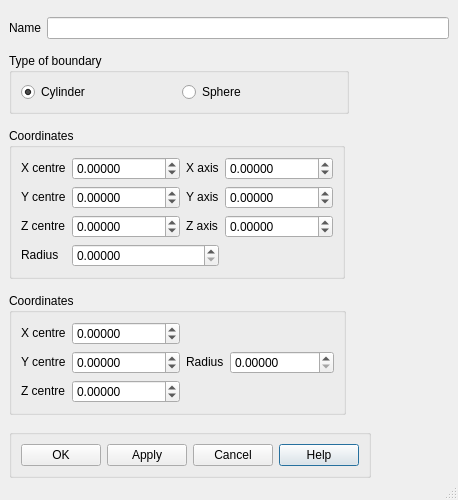
Above: src/HOMARDGUI/CreateBoundaryAn.ui from jschueller/homard before the change. Below: the same form after it.
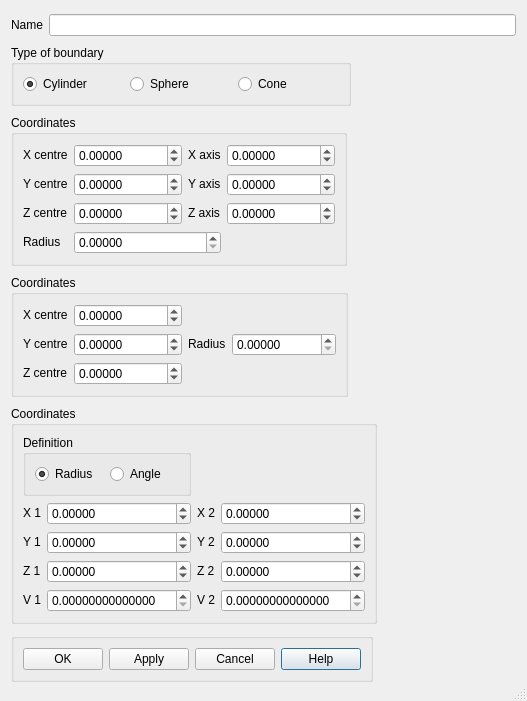
That is the form after the change. Icons and pictures are not drawn.

What changed in the file:
```diff
--- a/src/HOMARDGUI/CreateBoundaryAn.ui
+++ b/src/HOMARDGUI/CreateBoundaryAn.ui
@@ -1,12 +1,12 @@
 <ui version="4.0" >
  <class>CreateBoundaryAn</class>
- <widget class="QDialog" name="CreateBoundaryAn" >
-  <property name="geometry" >
+ <widget class="QDialog" name="CreateBoundaryAn">
+  <property name="geometry">
    <rect>
     <x>0</x>
     <y>0</y>
-    <width>458</width>
-    <height>500</height>
+    <width>527</width>
+    <height>701</height>
    </rect>
   </property>
   <property name="windowTitle" >
@@ -18,84 +18,25 @@
   <property name="sizeGripEnabled" >
    <bool>true</bool>
   </property>
-  <layout class="QGridLayout" >
-   <property name="margin" >
-    <number>9</number>
-   </property>
-   <property name="spacing" >
-    <number>6</number>
-   </property>
-   <item row="4" column="0" colspan="2" >
-    <widget class="QGroupBox" name="GBButtons" >
-     <property name="sizePolicy" >
-      <sizepolicy>
-       <hsizetype>0</hsizetype>
-       <vsizetype>0</vsizetype>
-       <horstretch>0</horstretch>
-       <verstretch>0</verstretch>
-      </sizepolicy>
-     </property>
-     <property name="title" >
-      <string/>
-     </property>
-     <layout class="QGridLayout" >
-      <property name="margin" >
-       <number>9</number>
-      </property>
-      <property name="spacing" >
-       <number>6</number>
-      </property>
-      <item row="0" column="3" >
-       <widget class="QPushButton" name="buttonHelp" >
-        <property name="text" >
-         <string>Help</string>
-        </property>
-       </widget>
-      </item>
-      <item row="0" column="2" >
-       <widget class="QPushButton" name="buttonCancel" >
-        <property name="text" >
-         <string>Cancel</string>
-        </property>
-       </widget>
-      </item>
-      <item row="0" column="1" >
-       <widget class="QPushButton" name="buttonApply" >
-        <property name="text" >
-         <string>Apply</string>
-        </property>
-       </widget>
-      </item>
-      <item row="0" column="0" >
-       <widget class="QPushButton" name="buttonOk" >
-        <property name="text" >
-         <string>OK</string>
-        </property>
-       </widget>
-      </item>
-     </layout>
-    </widget>
-   </item>
-   <item row="0" column="0" >
-    <widget class="QLabel" name="Name" >
-     <property name="text" >
+  <layout class="QGridLayout" name="gridLayout_4">
+   <item row="0" column="0">
+    <widget class="QLabel" name="Name">
+     <property name="text">
       <string>Name</string>
      </property>
     </widget>
    </item>
-   <item row="0" column="1" >
-    <widget class="QLineEdit" name="LEBoundaryName" >
-     <property name="maxLength" >
+   <item row="0" column="1">
+    <widget class="QLineEdit" name="LEBoundaryName">
+     <property name="maxLength">
       <number>32</number>
      </property>
     </widget>
    </item>
-   <item row="1" column="0" colspan="2" >
-    <widget class="QGroupBox" name="TypeBoundary" >
-     <property name="sizePolicy" >
-      <sizepolicy>
-       <hsizetype>0</hsizetype>
-       <vsizetype>0</vsizetype>
+   <item row="1" column="0" colspan="2">
+    <widget class="QGroupBox" name="TypeBoundary">
+     <property name="sizePolicy">
+      <sizepolicy hsizetype="Fixed" vsizetype="Fixed">
        <horstretch>0</horstretch>
        <verstretch>0</verstretch>
       </sizepolicy>
@@ -109,16 +50,10 @@
      <property name="title" >
       <string>Type of boundary</string>
      </property>
-     <layout class="QHBoxLayout" >
-      <property name="margin" >
-       <number>9</number>
-      </property>
-      <property name="spacing" >
-       <number>6</number>
-      </property>
-      <item>
-       <widget class="QRadioButton" name="RBCylindre" >
-        <property name="text" >
+     <layout class="QGridLayout" name="gridLayout">
+      <item row="0" column="0">
+       <widget class="QRadioButton" name="RBCylindre">
+        <property name="text">
          <string>Cylinder</string>
         </property>
         <property name="icon" >
@@ -132,9 +67,9 @@
         </property>
        </widget>
       </item>
-      <item>
-       <widget class="QRadioButton" name="RBSphere" >
-        <property name="text" >
+      <item row="0" column="1">
+       <widget class="QRadioButton" name="RBSphere">
+        <property name="text">
          <string>Sphere</string>
         </property>
         <property name="icon" >
@@ -142,174 +77,24 @@
         </property>
        </widget>
       </item>
-     </layout>
-    </widget>
-   </item>
-   <item row="3" column="0" colspan="2" >
-    <widget class="QGroupBox" name="gBSphere" >
-     <property name="sizePolicy" >
-      <sizepolicy>
-       <hsizetype>0</hsizetype>
-       <vsizetype>0</vsizetype>
-       <horstretch>0</horstretch>
-       <verstretch>0</verstretch>
-      </sizepolicy>
-     </property>
-     <property name="title" >
-      <string>Coordinates</string>
-     </property>
-     <layout class="QGridLayout" >
-      <property name="margin" >
-       <number>9</number>
-      </property>
-      <property name="spacing" >
-       <number>6</number>
-      </property>
-      <item row="1" column="3" >
-       <widget class="QDoubleSpinBox" name="SpinBox_Rayon" >
-        <property name="decimals" >
-         <number>5</number>
+      <item row="0" column="2">
+       <widget class="QRadioButton" name="RBCone">
+        <property name="text">
+         <string>Cone</string>
         </property>
-        <property name="maximum" >
-         <double>999999999.000000000000000</double>
+        <property name="icon">
+         <iconset>
+          <normaloff>../../resources/cone.png</normaloff>../../resources/cone.png</iconset>
         </property>
-        <property name="minimum" >
-         <double>0.000000000000000</double>
-        </property>
-        <property name="value" >
-         <double>0.000000000000000</double>
-        </property>
        </widget>
       </item>
-      <item row="2" column="1" >
-       <widget class="QDoubleSpinBox" name="SpinBox_Zcentre" >
-        <property name="decimals" >
-         <number>5</number>
-        </property>
-        <property name="maximum" >
-         <double>999999999.000000000000000</double>
-        </property>
-        <property name="minimum" >
-         <double>-999999999.000000000000000</double>
-        </property>
-        <property name="value" >
-         <double>0.000000000000000</double>
-        </property>
-       </widget>
-      </item>
-      <item row="1" column="2" >
-       <widget class="QLabel" name="TLRayon" >
-        <property name="sizePolicy" >
-         <sizepolicy>
-          <hsizetype>0</hsizetype>
-          <vsizetype>0</vsizetype>
-          <horstretch>0</horstretch>
-          <verstretch>0</verstretch>
-         </sizepolicy>
-        </property>
-        <property name="text" >
-         <string>Radius</string>
-        </property>
-        <property name="wordWrap" >
-         <bool>false</bool>
-        </property>
-       </widget>
-      </item>
-      <item row="2" column="0" >
-       <widget class="QLabel" name="TLZcentre" >
-        <property name="sizePolicy" >
-         <sizepolicy>
-          <hsizetype>0</hsizetype>
-          <vsizetype>0</vsizetype>
-          <horstretch>0</horstretch>
-          <verstretch>0</verstretch>
-         </sizepolicy>
-        </property>
-        <property name="text" >
-         <string>Z centre</string>
-        </property>
-        <property name="wordWrap" >
-         <bool>false</bool>
-        </property>
-       </widget>
-      </item>
-      <item row="1" column="0" >
-       <widget class="QLabel" name="TLYcentre" >
-        <property name="sizePolicy" >
-         <sizepolicy>
-          <hsizetype>0</hsizetype>
-          <vsizetype>0</vsizetype>
-          <horstretch>0</horstretch>
-          <verstretch>0</verstretch>
-         </sizepolicy>
-        </property>
-        <property name="text" >
-         <string>Y centre</string>
-        </property>
-        <property name="wordWrap" >
-         <bool>false</bool>
-        </property>
-       </widget>
-      </item>
-      <item row="1" column="1" >
-       <widget class="QDoubleSpinBox" name="SpinBox_Ycentre" >
-        <property name="decimals" >
-         <number>5</number>
-        </property>
-        <property name="maximum" >
-         <double>999999999.000000000000000</double>
-        </property>
-        <property name="minimum" >
-         <double>-999999999.000000000000000</double>
-        </property>
-        <property name="value" >
-         <double>0.000000000000000</double>
-        </property>
-       </widget>
-      </item>
-      <item row="0" column="1" >
-       <widget class="QDoubleSpinBox" name="SpinBox_Xcentre" >
-        <property name="decimals" >
-         <number>5</number>
-        </property>
-        <property name="maximum" >
-         <double>999999999.000000000000000</double>
-        </property>
-        <property name="minimum" >
-         <double>-999999999.000000000000000</double>
-        </property>
-        <property name="value" >
-         <double>0.000000000000000</double>
-        </property>
-       </widget>
-      </item>
-      <item row="0" column="0" >
-       <widget class="QLabel" name="TLXcentre" >
-        <property name="sizePolicy" >
-         <sizepolicy>
-          <hsizetype>0</hsizetype>
-          <vsizetype>0</vsizetype>
-          <horstretch>0</horstretch>
-          <verstretch>0</verstretch>
-         </sizepolicy>
-        </property>
-        <property name="text" >
-         <string>X centre</string>
-        </property>
-        <property name="wordWrap" >
-         <bool>false</bool>
-        </property>
-       </widget>
-      </item>
      </layout>
     </widget>
    </item>
-   <item row="2" column="0" colspan="2" >
-    <widget class="QGroupBox" name="gBCylindre" >
-     <property name="sizePolicy" >
-      <sizepolicy>
-       <hsizetype>0</hsizetype>
-       <vsizetype>0</vsizetype>
+   <item row="2" column="0" colspan="2">
+    <widget class="QGroupBox" name="gBCylindre">
+     <property name="sizePolicy">
+      <sizepolicy hsizetype="Fixed" vsizetype="Fixed">
        <horstretch>0</horstretch>
        <verstretch>0</verstretch>
       </sizepolicy>
@@ -317,35 +102,33 @@
      <property name="title" >
       <string>Coordinates</string>
      </property>
-     <layout class="QGridLayout" >
-      <property name="margin" >
+     <layout class="QGridLayout">
+      <property name="margin">
        <number>9</number>
       </property>
-      <property name="spacing" >
+      <property name="spacing">
        <number>6</number>
       </property>
-      <item row="0" column="1" >
-       <widget class="QDoubleSpinBox" name="SpinBox_Xcent" >
-        <property name="decimals" >
+      <item row="0" column="1">
+       <widget class="QDoubleSpinBox" name="SpinBox_Xcent">
+        <property name="decimals">
          <number>5</number>
         </property>
-        <property name="maximum" >
-         <double>999999999.000000000000000</double>
-        </property>
-        <property name="minimum" >
+        <property name="minimum">
          <double>-999999999.000000000000000</double>
         </property>
-        <property name="value" >
+        <property name="maximum">
+         <double>999999999.000000000000000</double>
+        </property>
+        <property name="value">
          <double>0.000000000000000</double>
         </property>
        </widget>
       </item>
-      <item row="0" column="0" >
-       <widget class="QLabel" name="TLXcent" >
-        <property name="sizePolicy" >
-         <sizepolicy>
-          <hsizetype>0</hsizetype>
-          <vsizetype>0</vsizetype>
+      <item row="0" column="0">
+       <widget class="QLabel" name="TLXcent">
+        <property name="sizePolicy">
+         <sizepolicy hsizetype="Fixed" vsizetype="Fixed">
           <horstretch>0</horstretch>
           <verstretch>0</verstretch>
          </sizepolicy>
@@ -358,9 +141,9 @@
         </property>
        </widget>
       </item>
-      <item row="3" column="1" colspan="2" >
-       <widget class="QDoubleSpinBox" name="SpinBox_Radius" >
-        <property name="decimals" >
+      <item row="3" column="1" colspan="2">
+       <widget class="QDoubleSpinBox" name="SpinBox_Radius">
+        <property name="decimals">
          <number>5</number>
         </property>
         <property name="maximum" >
@@ -368,28 +151,26 @@
         </property>
        </widget>
       </item>
-      <item row="2" column="1" >
-       <widget class="QDoubleSpinBox" name="SpinBox_Zcent" >
-        <property name="decimals" >
+      <item row="2" column="1">
+       <widget class="QDoubleSpinBox" name="SpinBox_Zcent">
+        <property name="decimals">
          <number>5</number>
         </property>
-        <property name="maximum" >
-         <double>999999999.000000000000000</double>
-        </property>
-        <property name="minimum" >
+        <property name="minimum">
          <double>-999999999.000000000000000</double>
         </property>
-        <property name="value" >
+        <property name="maximum">
+         <double>999999999.000000000000000</double>
+        </property>
+        <property name="value">
          <double>0.000000000000000</double>
         </property>
        </widget>
       </item>
-      <item row="3" column="0" >
-       <widget class="QLabel" name="TLradius" >
-        <property name="sizePolicy" >
-         <sizepolicy>
-          <hsizetype>0</hsizetype>
-          <vsizetype>0</vsizetype>
+      <item row="3" column="0">
+       <widget class="QLabel" name="TLradius">
+        <property name="sizePolicy">
+         <sizepolicy hsizetype="Fixed" vsizetype="Fixed">
           <horstretch>0</horstretch>
           <verstretch>0</verstretch>
          </sizepolicy>
@@ -402,12 +183,10 @@
         </property>
        </widget>
       </item>
-      <item row="2" column="0" >
-       <widget class="QLabel" name="TLZcent" >
-        <property name="sizePolicy" >
-         <sizepolicy>
-          <hsizetype>0</hsizetype>
-          <vsizetype>0</vsizetype>
+      <item row="2" column="0">
+       <widget class="QLabel" name="TLZcent">
+        <property name="sizePolicy">
+         <sizepolicy hsizetype="Fixed" vsizetype="Fixed">
           <horstretch>0</horstretch>
           <verstretch>0</verstretch>
          </sizepolicy>
@@ -420,12 +199,10 @@
         </property>
        </widget>
       </item>
-      <item row="1" column="0" >
-       <widget class="QLabel" name="TLYcent" >
-        <property name="sizePolicy" >
-         <sizepolicy>
-          <hsizetype>0</hsizetype>
-          <vsizetype>0</vsizetype>
+      <item row="1" column="0">
+       <widget class="QLabel" name="TLYcent">
+        <property name="sizePolicy">
+         <sizepolicy hsizetype="Fixed" vsizetype="Fixed">
           <horstretch>0</horstretch>
           <verstretch>0</verstretch>
          </sizepolicy>
@@ -438,28 +215,26 @@
         </property>
        </widget>
       </item>
-      <item row="1" column="1" >
-       <widget class="QDoubleSpinBox" name="SpinBox_Ycent" >
-        <property name="decimals" >
+      <item row="1" column="1">
+       <widget class="QDoubleSpinBox" name="SpinBox_Ycent">
+        <property name="decimals">
          <number>5</number>
         </property>
-        <property name="maximum" >
-         <double>999999999.000000000000000</double>
-        </property>
-        <property name="minimum" >
+        <property name="minimum">
          <double>-999999999.000000000000000</double>
         </property>
-        <property name="value" >
+        <property name="maximum">
+         <double>999999999.000000000000000</double>
+        </property>
+        <property name="value">
          <double>0.000000000000000</double>
         </property>
        </widget>
       </item>
-      <item row="0" column="2" >
-       <widget class="QLabel" name="TLXaxis" >
-        <property name="sizePolicy" >
-         <sizepolicy>
-          <hsizetype>0</hsizetype>
-          <vsizetype>0</vsizetype>
+      <item row="0" column="2">
+       <widget class="QLabel" name="TLXaxis">
+        <property name="sizePolicy">
+         <sizepolicy hsizetype="Fixed" vsizetype="Fixed">
           <horstretch>0</horstretch>
           <verstretch>0</verstretch>
          </sizepolicy>
@@ -472,12 +247,10 @@
         </property>
        </widget>
       </item>
-      <item row="1" column="2" >
-       <widget class="QLabel" name="TLYaxis" >
-        <property name="sizePolicy" >
-         <sizepolicy>
-          <hsizetype>0</hsizetype>
-          <vsizetype>0</vsizetype>
+      <item row="1" column="2">
+       <widget class="QLabel" name="TLYaxis">
+        <property name="sizePolicy">
+         <sizepolicy hsizetype="Fixed" vsizetype="Fixed">
           <horstretch>0</horstretch>
           <verstretch>0</verstretch>
          </sizepolicy>
@@ -490,12 +263,10 @@
         </property>
        </widget>
       </item>
-      <item row="2" column="2" >
-       <widget class="QLabel" name="TLZaxis" >
-        <property name="sizePolicy" >
-         <sizepolicy>
-          <hsizetype>0</hsizetype>
-          <vsizetype>0</vsizetype>
+      <item row="2" column="2">
+       <widget class="QLabel" name="TLZaxis">
+        <property name="sizePolicy">
+         <sizepolicy hsizetype="Fixed" vsizetype="Fixed">
           <horstretch>0</horstretch>
           <verstretch>0</verstretch>
          </sizepolicy>
@@ -508,51 +279,542 @@
         </property>
        </widget>
       </item>
-      <item row="2" column="3" >
-       <widget class="QDoubleSpinBox" name="SpinBox_Zaxis" >
-        <property name="decimals" >
+      <item row="2" column="3">
+       <widget class="QDoubleSpinBox" name="SpinBox_Zaxis">
+        <property name="decimals">
          <number>5</number>
         </property>
-        <property name="maximum" >
+        <property name="minimum">
+         <double>-999999999.000000000000000</double>
+        </property>
+        <property name="maximum">
          <double>999999999.000000000000000</double>
         </property>
-        <property name="minimum" >
+        <property name="value">
+         <double>0.000000000000000</double>
+        </property>
+       </widget>
+      </item>
+      <item row="1" column="3">
+       <widget class="QDoubleSpinBox" name="SpinBox_Yaxis">
+        <property name="decimals">
+         <number>5</number>
+        </property>
+        <property name="minimum">
          <double>-999999999.000000000000000</double>
         </property>
-        <property name="value" >
+        <property name="maximum">
+         <double>999999999.000000000000000</double>
+        </property>
+        <property name="value">
          <double>0.000000000000000</double>
         </property>
        </widget>
       </item>
-      <item row="1" column="3" >
-       <widget class="QDoubleSpinBox" name="SpinBox_Yaxis" >
-        <property name="decimals" >
+      <item row="0" column="3">
+       <widget class="QDoubleSpinBox" name="SpinBox_Xaxis">
+        <property name="decimals">
          <number>5</number>
         </property>
-        <property name="maximum" >
+        <property name="minimum">
+         <double>-999999999.000000000000000</double>
+        </property>
+        <property name="maximum">
          <double>999999999.000000000000000</double>
         </property>
-        <property name="minimum" >
+        <property name="value">
+         <double>0.000000000000000</double>
+        </property>
+       </widget>
+      </item>
+     </layout>
+    </widget>
+   </item>
+   <item row="3" column="0" colspan="2">
+    <widget class="QGroupBox" name="gBSphere">
+     <property name="sizePolicy">
+      <sizepolicy hsizetype="Fixed" vsizetype="Fixed">
+       <horstretch>0</horstretch>
+       <verstretch>0</verstretch>
+      </sizepolicy>
+     </property>
+     <property name="title">
+      <string>Coordinates</string>
+     </property>
+     <layout class="QGridLayout">
+      <property name="margin">
+       <number>9</number>
+      </property>
+      <property name="spacing">
+       <number>6</number>
+      </property>
+      <item row="1" column="3">
+       <widget class="QDoubleSpinBox" name="SpinBox_Rayon">
+        <property name="decimals">
+         <number>5</number>
+        </property>
+        <property name="minimum">
+         <double>0.000000000000000</double>
+        </property>
+        <property name="maximum">
+         <double>999999999.000000000000000</double>
+        </property>
+        <property name="value">
+         <double>0.000000000000000</double>
+        </property>
+       </widget>
+      </item>
+      <item row="2" column="1">
+       <widget class="QDoubleSpinBox" name="SpinBox_Zcentre">
+        <property name="decimals">
+         <number>5</number>
+        </property>
+        <property name="minimum">
          <double>-999999999.000000000000000</double>
         </property>
-        <property name="value" >
+        <property name="maximum">
+         <double>999999999.000000000000000</double>
+        </property>
+        <property name="value">
          <double>0.000000000000000</double>
         </property>
        </widget>
       </item>
-      <item row="0" column="3" >
-       <widget class="QDoubleSpinBox" name="SpinBox_Xaxis" >
-        <property name="decimals" >
+      <item row="1" column="2">
+       <widget class="QLabel" name="TLRayon">
+        <property name="sizePolicy">
+         <sizepolicy hsizetype="Fixed" vsizetype="Fixed">
+          <horstretch>0</horstretch>
+          <verstretch>0</verstretch>
+         </sizepolicy>
+        </property>
+        <property name="text">
+         <string>Radius</string>
+        </property>
+        <property name="wordWrap">
+         <bool>false</bool>
+        </property>
+       </widget>
+      </item>
+      <item row="2" column="0">
+       <widget class="QLabel" name="TLZcentre">
+        <property name="sizePolicy">
+         <sizepolicy hsizetype="Fixed" vsizetype="Fixed">
+          <horstretch>0</horstretch>
+          <verstretch>0</verstretch>
+         </sizepolicy>
+        </property>
+        <property name="text">
+         <string>Z centre</string>
+        </property>
+        <property name="wordWrap">
+         <bool>false</bool>
+        </property>
+       </widget>
+      </item>
+      <item row="1" column="0">
+       <widget class="QLabel" name="TLYcentre">
+        <property name="sizePolicy">
+         <sizepolicy hsizetype="Fixed" vsizetype="Fixed">
+          <horstretch>0</horstretch>
+          <verstretch>0</verstretch>
+         </sizepolicy>
+        </property>
+        <property name="text">
+         <string>Y centre</string>
+        </property>
+        <property name="wordWrap">
+         <bool>false</bool>
+        </property>
+       </widget>
+      </item>
+      <item row="1" column="1">
+       <widget class="QDoubleSpinBox" name="SpinBox_Ycentre">
+        <property name="decimals">
          <number>5</number>
         </property>
-        <property name="maximum" >
+        <property name="minimum">
+         <double>-999999999.000000000000000</double>
+        </property>
+        <property name="maximum">
          <double>999999999.000000000000000</double>
         </property>
-        <property name="minimum" >
+        <property name="value">
+         <double>0.000000000000000</double>
+        </property>
+       </widget>
+      </item>
+      <item row="0" column="1">
+       <widget class="QDoubleSpinBox" name="SpinBox_Xcentre">
+        <property name="decimals">
+         <number>5</number>
+        </property>
+        <property name="minimum">
          <double>-999999999.000000000000000</double>
         </property>
-        <property name="value" >
+        <property name="maximum">
+         <double>999999999.000000000000000</double>
+        </property>
+        <property name="value">
          <double>0.000000000000000</double>
+        </property>
+       </widget>
+      </item>
+      <item row="0" column="0">
+       <widget class="QLabel" name="TLXcentre">
+        <property name="sizePolicy">
+         <sizepolicy hsizetype="Fixed" vsizetype="Fixed">
+          <horstretch>0</horstretch>
+          <verstretch>0</verstretch>
+         </sizepolicy>
+        </property>
+        <property name="text">
+         <string>X centre</string>
+        </property>
+        <property name="wordWrap">
+         <bool>false</bool>
+        </property>
+       </widget>
+      </item>
+     </layout>
+    </widget>
+   </item>
+   <item row="4" column="0" colspan="2">
+    <widget class="QGroupBox" name="gBCone">
+     <property name="sizePolicy">
+      <sizepolicy hsizetype="Fixed" vsizetype="Fixed">
+       <horstretch>0</horstretch>
+       <verstretch>0</verstretch>
+      </sizepolicy>
+     </property>
+     <property name="title">
+      <string>Coordinates</string>
+     </property>
+     <layout class="QGridLayout" name="gridLayout_3">
+      <item row="0" column="0" colspan="2">
+       <widget class="QGroupBox" name="groupBox">
+        <property name="title">
+         <string>Definition</string>
+        </property>
+        <layout class="QGridLayout" name="gridLayout_2">
+         <item row="0" column="0">
+          <widget class="QRadioButton" name="RB_Def_radius">
+           <property name="text">
+            <string>Radius</string>
+           </property>
+           <property name="icon">
+            <iconset>
+             <normaloff>../../resources/conedxyz.png</normaloff>../../resources/conedxyz.png</iconset>
+           </property>
+           <property name="checked">
+            <bool>true</bool>
+           </property>
+          </widget>
+         </item>
+         <item row="0" column="1">
+          <widget class="QRadioButton" name="RB_Def_angle">
+           <property name="text">
+            <string>Angle</string>
+           </property>
+           <property name="icon">
+            <iconset>
+             <normaloff>../../resources/conepointvector.png</normaloff>../../resources/conepointvector.png</iconset>
+           </property>
+          </widget>
+         </item>
+        </layout>
+       </widget>
+      </item>
+      <item row="1" column="0">
+       <widget class="QLabel" name="TLCone_X1">
+        <property name="sizePolicy">
+         <sizepolicy hsizetype="Fixed" vsizetype="Fixed">
+          <horstretch>0</horstretch>
+          <verstretch>0</verstretch>
+         </sizepolicy>
+        </property>
+        <property name="text">
+         <string>X 1</string>
+        </property>
+        <property name="wordWrap">
+         <bool>false</bool>
+        </property>
+       </widget>
+      </item>
+      <item row="1" column="1">
+       <widget class="QDoubleSpinBox" name="SpinBox_Cone_X1">
+        <property name="decimals">
+         <number>5</number>
+        </property>
+        <property name="minimum">
+         <double>-999999999.000000000000000</double>
+        </property>
+        <property name="maximum">
+         <double>999999999.000000000000000</double>
+        </property>
+        <property name="value">
+         <double>0.000000000000000</double>
+        </property>
+       </widget>
+      </item>
+      <item row="1" column="2">
+       <widget class="QLabel" name="TLCone_X2">
+        <property name="sizePolicy">
+         <sizepolicy hsizetype="Fixed" vsizetype="Fixed">
+          <horstretch>0</horstretch>
+          <verstretch>0</verstretch>
+         </sizepolicy>
+        </property>
+        <property name="text">
+         <string>X 2</string>
+        </property>
+        <property name="wordWrap">
+         <bool>false</bool>
+        </property>
+       </widget>
+      </item>
+      <item row="1" column="3">
+       <widget class="QDoubleSpinBox" name="SpinBox_Cone_X2">
+        <property name="decimals">
+         <number>5</number>
+        </property>
+        <property name="minimum">
+         <double>-999999999.000000000000000</double>
+        </property>
+        <property name="maximum">
+         <double>999999999.000000000000000</double>
+        </property>
+        <property name="value">
+         <double>0.000000000000000</double>
+        </property>
+       </widget>
+      </item>
+      <item row="2" column="0">
+       <widget class="QLabel" name="TLCone_Y1">
+        <property name="sizePolicy">
+         <sizepolicy hsizetype="Fixed" vsizetype="Fixed">
+          <horstretch>0</horstretch>
+          <verstretch>0</verstretch>
+         </sizepolicy>
+        </property>
+        <property name="text">
+         <string>Y 1</string>
+        </property>
+        <property name="wordWrap">
+         <bool>false</bool>
+        </property>
+       </widget>
+      </item>
+      <item row="2" column="1">
+       <widget class="QDoubleSpinBox" name="SpinBox_Cone_Y1">
+        <property name="decimals">
+         <number>5</number>
+        </property>
+        <property name="minimum">
+         <double>-999999999.000000000000000</double>
+        </property>
+        <property name="maximum">
+         <double>999999999.000000000000000</double>
+        </property>
+        <property name="value">
+         <double>0.000000000000000</double>
+        </property>
+       </widget>
+      </item>
+      <item row="2" column="2">
+       <widget class="QLabel" name="TLCone_Y2">
+        <property name="sizePolicy">
+         <sizepolicy hsizetype="Fixed" vsizetype="Fixed">
+          <horstretch>0</horstretch>
+          <verstretch>0</verstretch>
+         </sizepolicy>
+        </property>
+        <property name="text">
+         <string>Y 2</string>
+        </property>
+        <property name="wordWrap">
+         <bool>false</bool>
+        </property>
+       </widget>
+      </item>
+      <item row="2" column="3">
+       <widget class="QDoubleSpinBox" name="SpinBox_Cone_Y2">
+        <property name="decimals">
+         <number>5</number>
+        </property>
+        <property name="minimum">
+         <double>-999999999.000000000000000</double>
+        </property>
+        <property name="maximum">
+         <double>999999999.000000000000000</double>
+        </property>
+        <property name="value">
+         <double>0.000000000000000</double>
+        </property>
+       </widget>
+      </item>
+      <item row="3" column="0">
+       <widget class="QLabel" name="TLCone_Z1">
+        <property name="sizePolicy">
+         <sizepolicy hsizetype="Fixed" vsizetype="Fixed">
+          <horstretch>0</horstretch>
+          <verstretch>0</verstretch>
+         </sizepolicy>
+        </property>
+        <property name="text">
+         <string>Z 1</string>
+        </property>
+        <property name="wordWrap">
+         <bool>false</bool>
+        </property>
+       </widget>
+      </item>
+      <item row="3" column="1">
+       <widget class="QDoubleSpinBox" name="SpinBox_Cone_Z1">
+        <property name="decimals">
+         <number>5</number>
+        </property>
+        <property name="minimum">
+         <double>-999999999.000000000000000</double>
+        </property>
+        <property name="maximum">
+         <double>999999999.000000000000000</double>
+        </property>
+        <property name="value">
+         <double>0.000000000000000</double>
+        </property>
+       </widget>
+      </item>
+      <item row="3" column="2">
+       <widget class="QLabel" name="TLCone_Z2">
+        <property name="sizePolicy">
+         <sizepolicy hsizetype="Fixed" vsizetype="Fixed">
+          <horstretch>0</horstretch>
+          <verstretch>0</verstretch>
+         </sizepolicy>
+        </property>
+        <property name="text">
+         <string>Z 2</string>
+        </property>
+        <property name="wordWrap">
+         <bool>false</bool>
+        </property>
+       </widget>
+      </item>
+      <item row="3" column="3">
+       <widget class="QDoubleSpinBox" name="SpinBox_Cone_Z2">
+        <property name="decimals">
+         <number>5</number>
+        </property>
+        <property name="minimum">
+         <double>-999999999.000000000000000</double>
+        </property>
+        <property name="maximum">
+         <double>999999999.000000000000000</double>
+        </property>
+        <property name="value">
+         <double>0.000000000000000</double>
+        </property>
+       </widget>
+      </item>
+      <item row="4" column="0">
+       <widget class="QLabel" name="TLCone_V1">
+        <property name="sizePolicy">
+         <sizepolicy hsizetype="Fixed" vsizetype="Fixed">
+          <horstretch>0</horstretch>
+          <verstretch>0</verstretch>
+         </sizepolicy>
+        </property>
+        <property name="text">
+         <string>V 1</string>
+        </property>
+        <property name="wordWrap">
+         <bool>false</bool>
+        </property>
+       </widget>
+      </item>
+      <item row="4" column="1">
+       <widget class="QDoubleSpinBox" name="SpinBox_Cone_V1">
+        <property name="decimals">
+         <number>14</number>
+        </property>
+        <property name="maximum">
+         <double>1000000000.000000000000000</double>
+        </property>
+       </widget>
+      </item>
+      <item row="4" column="2">
+       <widget class="QLabel" name="TLCone_V2">
+        <property name="sizePolicy">
+         <sizepolicy hsizetype="Fixed" vsizetype="Fixed">
+          <horstretch>0</horstretch>
+          <verstretch>0</verstretch>
+         </sizepolicy>
+        </property>
+        <property name="text">
+         <string>V 2</string>
+        </property>
+        <property name="wordWrap">
+         <bool>false</bool>
+        </property>
+       </widget>
+      </item>
+      <item row="4" column="3">
+       <widget class="QDoubleSpinBox" name="SpinBox_Cone_V2">
+        <property name="decimals">
+         <number>14</number>
+        </property>
+        <property name="maximum">
+         <double>1000000000.000000000000000</double>
+        </property>
+       </widget>
+      </item>
+     </layout>
+    </widget>
+   </item>
+   <item row="5" column="0" colspan="2">
+    <widget class="QGroupBox" name="GBButtons">
+     <property name="sizePolicy">
+      <sizepolicy hsizetype="Fixed" vsizetype="Fixed">
+       <horstretch>0</horstretch>
+       <verstretch>0</verstretch>
+      </sizepolicy>
+     </property>
+     <property name="title">
+      <string/>
+     </property>
+     <layout class="QGridLayout">
+      <property name="margin">
+       <number>9</number>
+      </property>
+      <property name="spacing">
+       <number>6</number>
+      </property>
+      <item row="0" column="3">
+       <widget class="QPushButton" name="buttonHelp">
+        <property name="text">
+         <string>Help</string>
+        </property>
+       </widget>
+      </item>
+      <item row="0" column="2">
+       <widget class="QPushButton" name="buttonCancel">
+        <property name="text">
+         <string>Cancel</string>
+        </property>
+       </widget>
+      </item>
+      <item row="0" column="1">
+       <widget class="QPushButton" name="buttonApply">
+        <property name="text">
+         <string>Apply</string>
+        </property>
+       </widget>
+      </item>
+      <item row="0" column="0">
+       <widget class="QPushButton" name="buttonOk">
+        <property name="text">
+         <string>OK</string>
         </property>
        </widget>
       </item>
```
Left out of the diff: 59 changed lines with no effect on the pictures.
